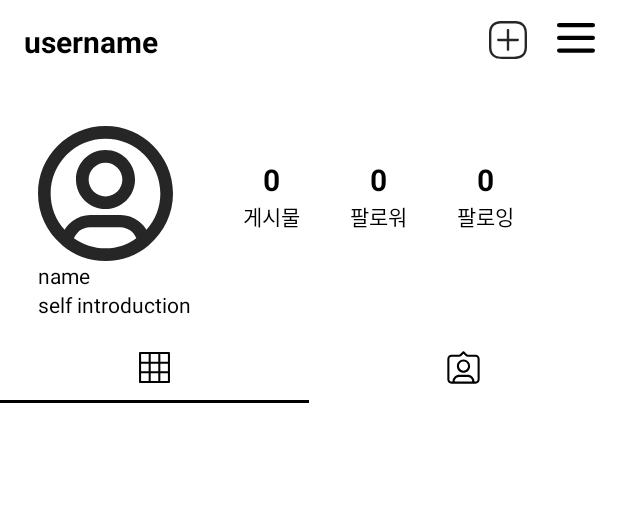
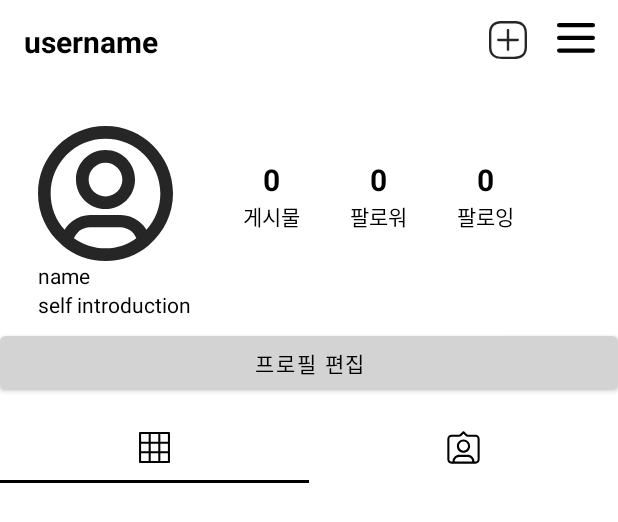
Before and after one commit to DongjooSEO/Gachon_UMC-2022_Android_InstagramChallenge_Team1, an Android app: the layout fragment_mypage.xml on its own in the app's theme, with its tools: preview values and no code run, on a phone screen of 412 x 824 dp. Shown: the top 522 px of the screen. Run offline under Robolectric (Android 15) with nearby library versions, the phone set to English and light mode, and no system bars.

Commit message:
pull tama

```diff
--- a/app/src/main/res/layout/fragment_mypage.xml
+++ b/app/src/main/res/layout/fragment_mypage.xml
@@ -2,6 +2,7 @@
 <ScrollView xmlns:android="http://schemas.android.com/apk/res/android"
     xmlns:app="http://schemas.android.com/apk/res-auto"
     xmlns:tools="http://schemas.android.com/tools"
+    android:fitsSystemWindows="true"
     android:layout_width="match_parent"
     android:layout_height="match_parent">
 
@@ -156,13 +157,33 @@
             app:layout_constraintEnd_toEndOf="@id/mypage_following_number"
             app:layout_constraintTop_toBottomOf="@id/mypage_following_number" />
 
+        <LinearLayout
+            android:id="@+id/mypage_profile_settingbar"
+            android:layout_width="match_parent"
+            android:layout_height="match_parent"
+            android:layout_marginTop="5dp"
+            app:layout_constraintTop_toBottomOf="@id/mypage_profile_selfintro"
+            app:layout_constraintBottom_toTopOf="@id/mypage_tab">
+            <Button
+                android:id="@+id/mypage_profile_settingbar_btn"
+                android:layout_width="match_parent"
+                android:layout_height="match_parent"
+                android:text="프로필 편집"
+                android:textColor="@color/black" />
+            <ImageButton
+                android:layout_width="match_parent"
+                android:layout_height="match_parent"/>
+
+        </LinearLayout>
+
+
         <com.google.android.material.tabs.TabLayout
             android:id="@+id/mypage_tab"
             android:layout_width="match_parent"
             android:layout_height="wrap_content"
             android:layout_marginTop="8dp"
-            app:layout_constraintStart_toStartOf="@id/mypage_profile_selfintro"
-            app:layout_constraintTop_toBottomOf="@+id/mypage_profile_selfintro"
+            app:layout_constraintStart_toStartOf="@id/mypage_profile_settingbar"
+            app:layout_constraintTop_toBottomOf="@+id/mypage_profile_settingbar"
             app:tabIconTint="@color/black"
             app:tabIndicatorColor="@color/black">
 
--- a/app/src/main/res/values/themes.xml
+++ b/app/src/main/res/values/themes.xml
@@ -3,7 +3,7 @@
     <style name="Theme.InstagramClone" parent="Theme.MaterialComponents.DayNight.DarkActionBar">
         <!-- Primary brand color. -->
         <!-- Primary brand color. -->
-        <item name="colorPrimary">@color/purple_500</item>
+        <item name="colorPrimary"> #D3D3D3 </item>
         <item name="colorPrimaryVariant">@color/purple_700</item>
         <item name="colorOnPrimary">@color/white</item>
         <!-- Secondary brand color. -->
```
